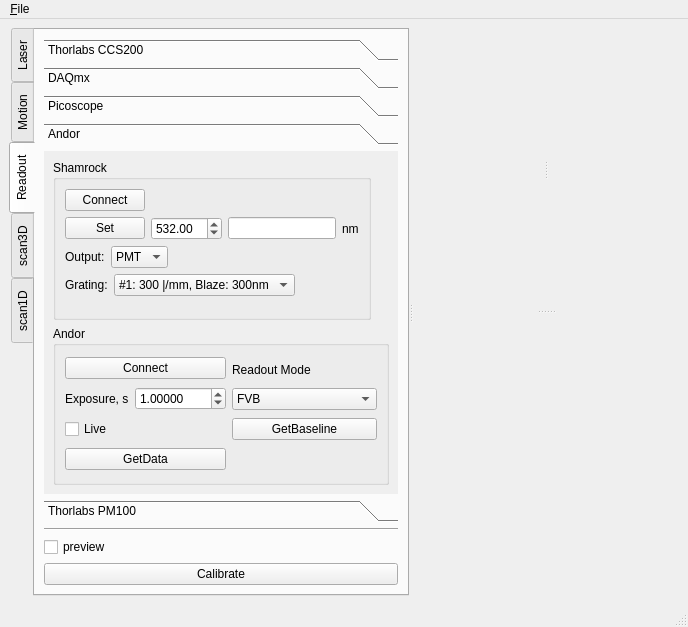
Old version of the form microV.ui in the repository xkronosua/microV.
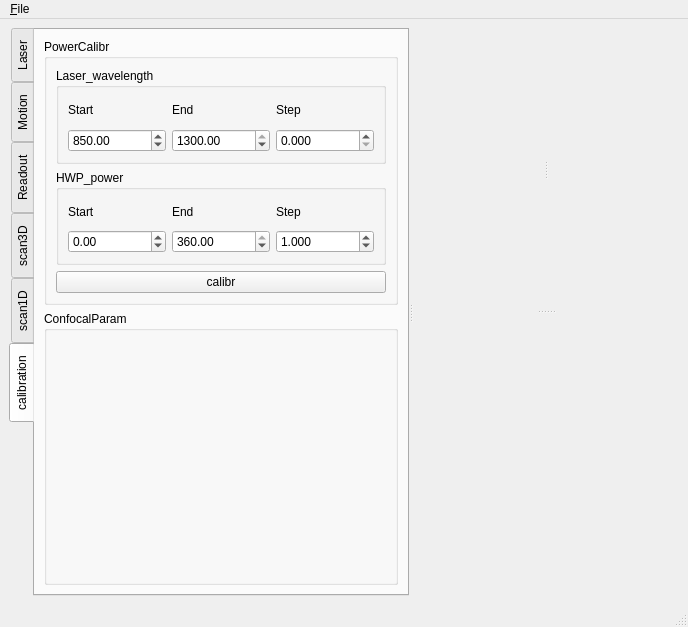
New version of the form. The open tabs and pages were chosen to show the change.

Diff of the .ui file:
```diff
--- a/microV.ui
+++ b/microV.ui
@@ -1196,11 +1196,6 @@
                   </item>
                   <item>
                    <widget class="QComboBox" name="shamrockPort">
-                    <item>
-                     <property name="text">
-                      <string>PMT</string>
-                     </property>
-                    </item>
                     <item>
                      <property name="text">
                       <string>CCD</string>
@@ -1930,6 +1925,206 @@
          </item>
         </layout>
        </widget>
+       <widget class="QWidget" name="tab_2">
+        <attribute name="title">
+         <string>calibration</string>
+        </attribute>
+        <layout class="QVBoxLayout" name="verticalLayout_13">
+         <item>
+          <widget class="QGroupBox" name="groupBox_7">
+           <property name="sizePolicy">
+            <sizepolicy hsizetype="Expanding" vsizetype="Expanding">
+             <horstretch>0</horstretch>
+             <verstretch>0</verstretch>
+            </sizepolicy>
+           </property>
+           <property name="title">
+            <string>PowerCalibr</string>
+           </property>
+           <layout class="QVBoxLayout" name="verticalLayout_15">
+            <item>
+             <widget class="QGroupBox" name="groupBox_9">
+              <property name="title">
+               <string>Laser_wavelength</string>
+              </property>
+              <layout class="QVBoxLayout" name="verticalLayout_14">
+               <item>
+                <layout class="QGridLayout" name="gridLayout_15">
+                 <item row="0" column="2">
+                  <widget class="QLabel" name="label_27">
+                   <property name="text">
+                    <string>Step</string>
+                   </property>
+                  </widget>
+                 </item>
+                 <item row="0" column="1">
+                  <widget class="QLabel" name="label_28">
+                   <property name="text">
+                    <string>End</string>
+                   </property>
+                  </widget>
+                 </item>
+                 <item row="0" column="0">
+                  <widget class="QLabel" name="label_29">
+                   <property name="text">
+                    <string>Start</string>
+                   </property>
+                  </widget>
+                 </item>
+                 <item row="1" column="2">
+                  <widget class="QDoubleSpinBox" name="calibr_wavelength_step">
+                   <property name="decimals">
+                    <number>3</number>
+                   </property>
+                   <property name="minimum">
+                    <double>0.000000000000000</double>
+                   </property>
+                   <property name="maximum">
+                    <double>620.000000000000000</double>
+                   </property>
+                   <property name="value">
+                    <double>0.000000000000000</double>
+                   </property>
+                  </widget>
+                 </item>
+                 <item row="1" column="1">
+                  <widget class="QDoubleSpinBox" name="calibr_wavelength_end">
+                   <property name="minimum">
+                    <double>681.000000000000000</double>
+                   </property>
+                   <property name="maximum">
+                    <double>1300.000000000000000</double>
+                   </property>
+                   <property name="value">
+                    <double>1300.000000000000000</double>
+                   </property>
+                  </widget>
+                 </item>
+                 <item row="1" column="0">
+                  <widget class="QDoubleSpinBox" name="calibr_wavelength_start">
+                   <property name="minimum">
+                    <double>680.000000000000000</double>
+                   </property>
+                   <property name="maximum">
+                    <double>1299.000000000000000</double>
+                   </property>
+                   <property name="value">
+                    <double>850.000000000000000</double>
+                   </property>
+                  </widget>
+                 </item>
+                </layout>
+               </item>
+              </layout>
+             </widget>
+            </item>
+            <item>
+             <widget class="QGroupBox" name="groupBox_8">
+              <property name="title">
+               <string>HWP_power</string>
+              </property>
+              <layout class="QVBoxLayout" name="verticalLayout_12">
+               <item>
+                <layout class="QGridLayout" name="gridLayout_14">
+                 <item row="0" column="2">
+                  <widget class="QLabel" name="label_26">
+                   <property name="text">
+                    <string>Step</string>
+                   </property>
+                  </widget>
+                 </item>
+                 <item row="0" column="1">
+                  <widget class="QLabel" name="label_25">
+                   <property name="text">
+                    <string>End</string>
+                   </property>
+                  </widget>
+                 </item>
+                 <item row="0" column="0">
+                  <widget class="QLabel" name="label_24">
+                   <property name="text">
+                    <string>Start</string>
+                   </property>
+                  </widget>
+                 </item>
+                 <item row="1" column="2">
+                  <widget class="QDoubleSpinBox" name="calibr_step">
+                   <property name="decimals">
+                    <number>3</number>
+                   </property>
+                   <property name="minimum">
+                    <double>-360.000000000000000</double>
+                   </property>
+                   <property name="maximum">
+                    <double>360.000000000000000</double>
+                   </property>
+                   <property name="value">
+                    <double>1.000000000000000</double>
+                   </property>
+                  </widget>
+                 </item>
+                 <item row="1" column="1">
+                  <widget class="QDoubleSpinBox" name="calibr_end">
+                   <property name="minimum">
+                    <double>-360.000000000000000</double>
+                   </property>
+                   <property name="maximum">
+                    <double>360.000000000000000</double>
+                   </property>
+                   <property name="value">
+                    <double>360.000000000000000</double>
+                   </property>
+                  </widget>
+                 </item>
+                 <item row="1" column="0">
+                  <widget class="QDoubleSpinBox" name="calibr_start">
+                   <property name="minimum">
+                    <double>-360.000000000000000</double>
+                   </property>
+                   <property name="maximum">
+                    <double>360.000000000000000</double>
+                   </property>
+                  </widget>
+                 </item>
+                </layout>
+               </item>
+              </layout>
+             </widget>
+            </item>
+            <item>
+             <widget class="QPushButton" name="calibr_go">
+              <property name="text">
+               <string>calibr</string>
+              </property>
+             </widget>
+            </item>
+           </layout>
+          </widget>
+         </item>
+         <item>
+          <widget class="QGroupBox" name="groupBox_10">
+           <property name="title">
+            <string>ConfocalParam</string>
+           </property>
+           <layout class="QVBoxLayout" name="verticalLayout_16">
+            <item>
+             <spacer name="verticalSpacer_2">
+              <property name="orientation">
+               <enum>Qt::Vertical</enum>
+              </property>
+              <property name="sizeHint" stdset="0">
+               <size>
+                <width>20</width>
+                <height>233</height>
+               </size>
+              </property>
+             </spacer>
+            </item>
+           </layout>
+          </widget>
+         </item>
+        </layout>
+       </widget>
       </widget>
       <widget class="QSplitter" name="splitter_2">
        <property name="orientation">
```
Left out of the diff: 20 changed lines with no effect on the pictures.
